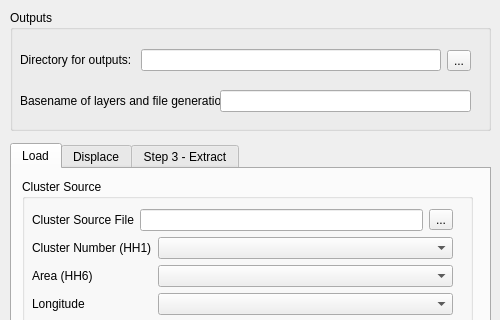
Qt form plugin/mgp_dialog.ui (unicef-drp/mics-geocoding) before a commit; both pictures show x 0 to 500 and y 0 to 320 of the 500 by 724 pixel window.
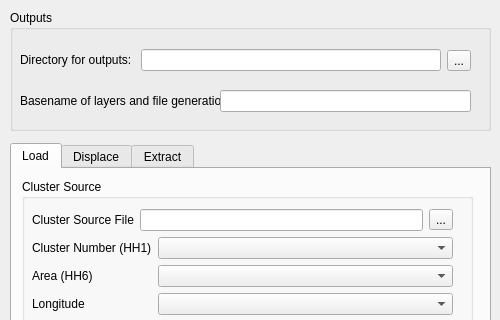
The same form after that commit.

Commit message: feat(ui): [36] rename step3 extract to Extract

```diff
--- a/plugin/mgp_dialog.ui
+++ b/plugin/mgp_dialog.ui
@@ -416,7 +416,7 @@
       </widget>
       <widget class="QWidget" name="tab_step3">
        <attribute name="title">
-        <string>Step 3 - Extract</string>
+        <string>Extract</string>
        </attribute>
        <widget class="QGroupBox" name="groupBoxCentroid_2">
         <property name="geometry">
```
The commit also changes 2 other files.
